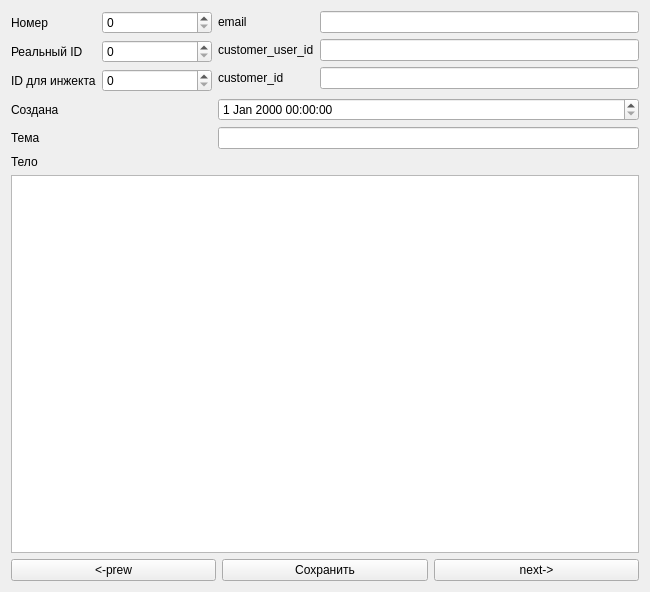
kin63camapa/convertor, file ticketpreview.ui: the form before one commit.
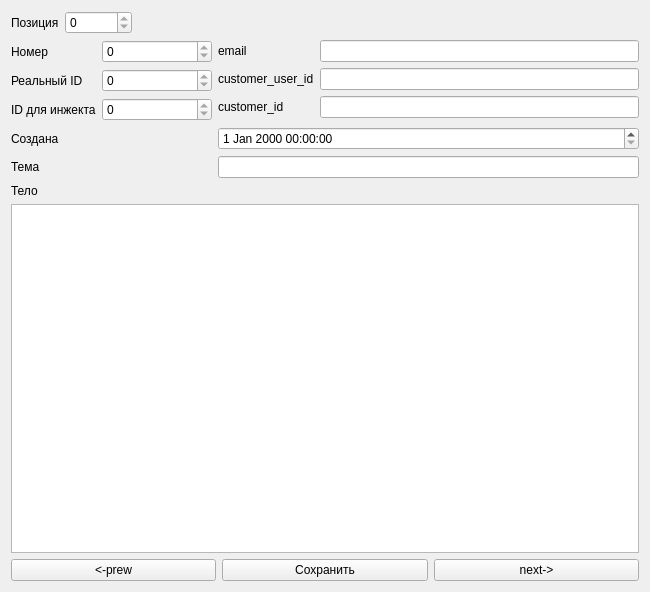
The form after the commit.

```diff
--- a/ticketpreview.ui
+++ b/ticketpreview.ui
@@ -14,6 +14,40 @@
    <string>Form</string>
   </property>
   <layout class="QVBoxLayout" name="verticalLayout">
+   <item>
+    <layout class="QHBoxLayout" name="horizontalLayout_2">
+     <item>
+      <widget class="QLabel" name="label_10">
+       <property name="text">
+        <string>Позиция</string>
+       </property>
+      </widget>
+     </item>
+     <item>
+      <widget class="QSpinBox" name="POS">
+       <property name="readOnly">
+        <bool>true</bool>
+       </property>
+       <property name="maximum">
+        <number>999999</number>
+       </property>
+      </widget>
+     </item>
+     <item>
+      <spacer name="horizontalSpacer">
+       <property name="orientation">
+        <enum>Qt::Horizontal</enum>
+       </property>
+       <property name="sizeHint" stdset="0">
+        <size>
+         <width>40</width>
+         <height>20</height>
+        </size>
+       </property>
+      </spacer>
+     </item>
+    </layout>
+   </item>
    <item>
     <layout class="QFormLayout" name="formLayout">
      <item row="1" column="1">
@@ -54,6 +88,9 @@
       <layout class="QFormLayout" name="formLayout_3">
        <item row="2" column="1">
         <widget class="QSpinBox" name="injectID">
+         <property name="readOnly">
+          <bool>true</bool>
+         </property>
          <property name="maximum">
           <number>999999999</number>
          </property>
@@ -75,6 +112,9 @@
        </item>
        <item row="1" column="1">
         <widget class="QSpinBox" name="realID">
+         <property name="readOnly">
+          <bool>true</bool>
+         </property>
          <property name="maximum">
           <number>999999999</number>
          </property>
@@ -95,6 +135,9 @@
            <height>0</height>
           </size>
          </property>
+         <property name="readOnly">
+          <bool>true</bool>
+         </property>
          <property name="maximum">
           <number>999999999</number>
          </property>
```
